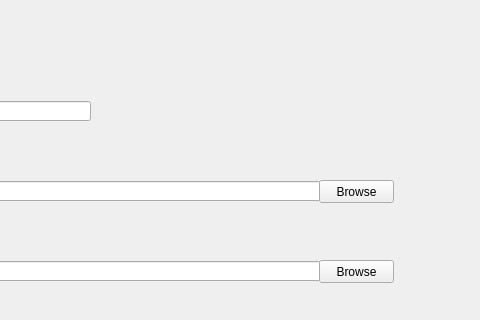
AcademyAutograder/Autograder-0.1, file InstaGrader/createnewquiz.ui: the form before one commit; both pictures show x 251 to 731 and y 0 to 320 of the 731 by 420 pixel window.
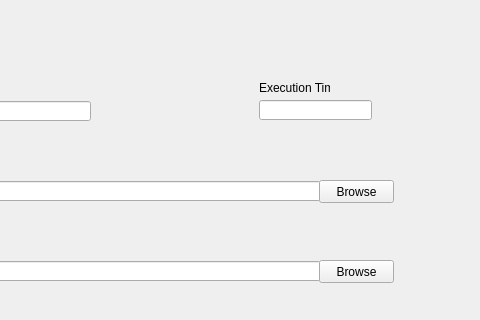
The form after the commit.

Commit message: Removed excess tabs. Added new tabs. Added execution time choosing in createnewquiz, created textbox when press grade and you compile, didn't addquiz history window yet

The edit to the form file:
```diff
--- a/InstaGrader/createnewquiz.ui
+++ b/InstaGrader/createnewquiz.ui
@@ -195,6 +195,29 @@
     <string>Browse</string>
    </property>
   </widget>
+  <widget class="QLineEdit" name="exectimeLineEdit">
+   <property name="geometry">
+    <rect>
+     <x>510</x>
+     <y>100</y>
+     <width>113</width>
+     <height>20</height>
+    </rect>
+   </property>
+  </widget>
+  <widget class="QLabel" name="label">
+   <property name="geometry">
+    <rect>
+     <x>510</x>
+     <y>80</y>
+     <width>71</width>
+     <height>16</height>
+    </rect>
+   </property>
+   <property name="text">
+    <string>Execution Time </string>
+   </property>
+  </widget>
  </widget>
  <resources/>
  <connections/>
```
The commit also changes 13 other files.
